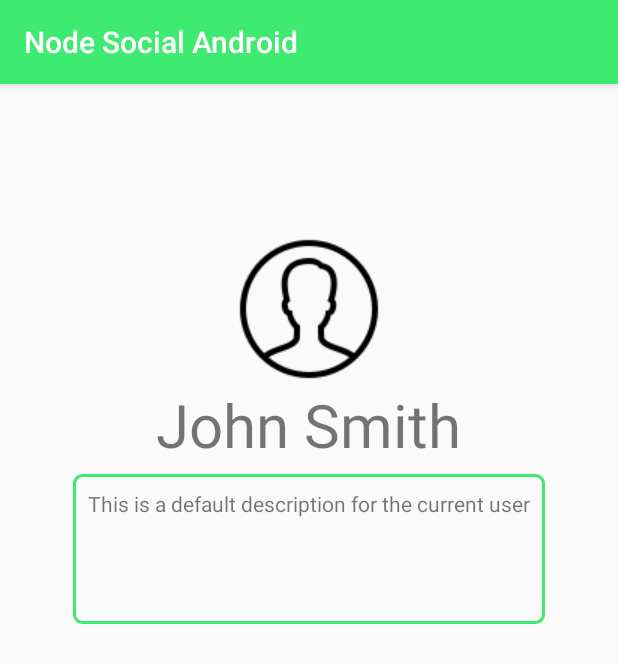
After one commit to JDCPrograms2017/Node_Social_Android, an Android app: the UserProfile screen opened directly, with no data from a screen before it, on a phone screen of 412 x 824 dp. The commit adds this screen. Shown: the top 663 px of the screen. Run offline under Robolectric (Android 15) with nearby library versions, the phone set to English and light mode, and no system bars; our stand-ins replace Firebase (no records; nobody signed in at launch, a user with empty details on screens opened directly); 1 statement that could not run was skipped.

Commit message:
Established a basic user profile activity with a logout menu feature.

```diff
--- a/app/build.gradle
+++ b/app/build.gradle
@@ -5,11 +5,11 @@ plugins {
 }
 
 android {
-    namespace 'com.example.basicchatapplication'
+    namespace 'com.example.nodesocialandroid'
     compileSdk 33
 
     defaultConfig {
-        applicationId "com.example.basicchatapplication"
+        applicationId "com.example.nodesocialandroid"
         minSdk 24
         targetSdk 33
         versionCode 1
--- /dev/null
+++ b/app/src/main/java/com/example/nodesocialandroid/UserProfile.kt
@@ -0,0 +1,40 @@
+package com.example.nodesocialandroid
+
+import android.content.Intent
+import androidx.appcompat.app.AppCompatActivity
+import android.os.Bundle
+import android.view.Menu
+import android.view.MenuItem
+import com.google.firebase.auth.FirebaseAuth
+import com.google.firebase.database.DatabaseReference
+import com.google.firebase.database.FirebaseDatabase
+
+class UserProfile : AppCompatActivity() {
+    private lateinit var mAuth: FirebaseAuth
+    private lateinit var mDbRef: DatabaseReference
+    override fun onCreate(savedInstanceState: Bundle?) {
+        super.onCreate(savedInstanceState)
+        setContentView(R.layout.activity_user_profile)
+
+        mAuth = FirebaseAuth.getInstance()
+        mDbRef = FirebaseDatabase.getInstance().getReference()
+    }
+
+    override fun onCreateOptionsMenu(menu: Menu?): Boolean {
+        menuInflater.inflate(R.menu.menu, menu) // We've inflated our menu resource
+        return super.onCreateOptionsMenu(menu)
+    }
+
+    override fun onOptionsItemSelected(item: MenuItem): Boolean {
+        if (item.itemId == R.id.logout) {
+            // logic for the logout process
+            mAuth.signOut()
+
+            val intent = Intent(this@UserProfile, Login::class.java)
+            finish()
+            startActivity(intent) // will bring the user back to the login screen when they opt to log out.
+            return true
+        }
+        return true
+    }
+}
--- /dev/null
+++ b/app/src/main/res/drawable/text_box_border.xml
@@ -0,0 +1,5 @@
+<?xml version="1.0" encoding="utf-8"?>
+<shape xmlns:android="http://schemas.android.com/apk/res/android">
+    <corners android:radius="5dp"/>
+    <stroke android:color="@color/node_green" android:width="2dp"/>
+</shape>
--- a/app/src/main/res/layout/activity_chat.xml
+++ b/app/src/main/res/layout/activity_chat.xml
@@ -35,8 +35,9 @@
         <ImageView
             android:layout_width="50dp"
             android:layout_height="50dp"
-            android:src="@drawable/NodeSocialLogo"
-            android:layout_weight="20"/>
+            android:src="@drawable/nodesociallogo"
+            android:layout_weight="20"
+            android:paddingRight="15dp"/>
 
 
     </LinearLayout>
--- /dev/null
+++ b/app/src/main/res/layout/activity_user_profile.xml
@@ -0,0 +1,44 @@
+<?xml version="1.0" encoding="utf-8"?>
+<RelativeLayout xmlns:android="http://schemas.android.com/apk/res/android"
+    xmlns:app="http://schemas.android.com/apk/res-auto"
+    xmlns:tools="http://schemas.android.com/tools"
+    android:layout_width="match_parent"
+    android:layout_height="match_parent"
+    tools:context=".UserProfile">
+
+    <RelativeLayout
+        android:layout_width="match_parent"
+        android:layout_height="wrap_content">
+
+        <ImageView
+            android:id="@+id/user_icon"
+            android:layout_width="100dp"
+            android:layout_height="wrap_content"
+            android:src="@drawable/icons8_male_user_100"
+            android:layout_centerHorizontal="true"
+            android:paddingTop="100dp"
+            />
+
+        <TextView
+            android:id="@+id/username"
+            android:layout_width="wrap_content"
+            android:layout_height="60dp"
+            android:layout_below="@+id/user_icon"
+            android:text="John Smith"
+            android:layout_centerHorizontal="true"
+            android:textSize="40dp"/>
+
+        <TextView
+            android:id="@+id/user_profile_description"
+            android:layout_width="wrap_content"
+            android:layout_height="100dp"
+            android:layout_below="@id/username"
+            android:background="@drawable/text_box_border"
+            android:layout_centerHorizontal="true"
+            android:padding="10dp"
+            android:text="This is a default description for the current user"
+            />
+
+    </RelativeLayout>
+
+</RelativeLayout>
--- a/app/src/main/res/values-night/themes.xml
+++ b/app/src/main/res/values-night/themes.xml
@@ -1,6 +1,6 @@
 <resources xmlns:tools="http://schemas.android.com/tools">
     <!-- Base application theme. -->
-    <style name="Theme.BasicChatApplication" parent="Theme.MaterialComponents.DayNight.DarkActionBar">
+    <style name="Theme.NodeSocialAndroid" parent="Theme.MaterialComponents.DayNight.DarkActionBar">
         <!-- Primary brand color. -->
         <item name="colorPrimary">@color/purple_200</item>
         <item name="colorPrimaryVariant">@color/purple_700</item>
--- a/app/src/main/res/values/strings.xml
+++ b/app/src/main/res/values/strings.xml
@@ -1,3 +1,3 @@
 <resources>
-    <string name="app_name">Basic Chat Application</string>
+    <string name="app_name">Node Social Android</string>
 </resources>
--- a/app/src/main/res/values/themes.xml
+++ b/app/src/main/res/values/themes.xml
@@ -1,6 +1,6 @@
 <resources xmlns:tools="http://schemas.android.com/tools">
     <!-- Base application theme. -->
-    <style name="Theme.BasicChatApplication" parent="Theme.AppCompat.Light.DarkActionBar">
+    <style name="Theme.NodeSocialAndroid" parent="Theme.AppCompat.Light.DarkActionBar">
         <!-- Primary brand color. -->
         <item name="colorPrimary">@color/node_green</item>
         <item name="colorPrimaryVariant">@color/node_green</item>
```
Also changed, not shown: app/src/main/java/com/example/basicchatapplication/ChatActivity.kt (deleted, +0 -11 lines), app/src/main/java/com/example/basicchatapplication/Login.kt (deleted, +0 -88 lines), app/src/main/java/com/example/basicchatapplication/MainActivity.kt (deleted, +0 -78 lines), app/src/main/java/com/example/basicchatapplication/SignUp.kt (deleted, +0 -81 lines), app/src/main/java/com/example/basicchatapplication/User.kt (deleted, +0 -16 lines), app/src/main/java/com/example/basicchatapplication/UserAdapter.kt (deleted, +0 -31 lines), app/src/main/res/drawable/icons8_male_user_100.png (added), 3 other files.
